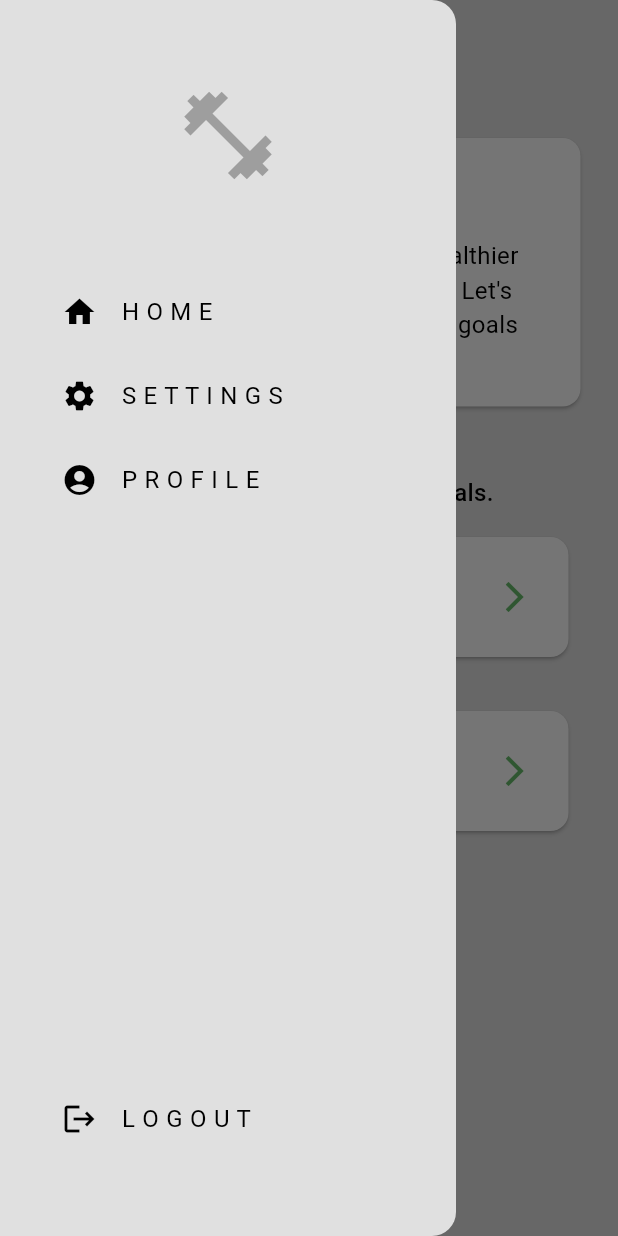
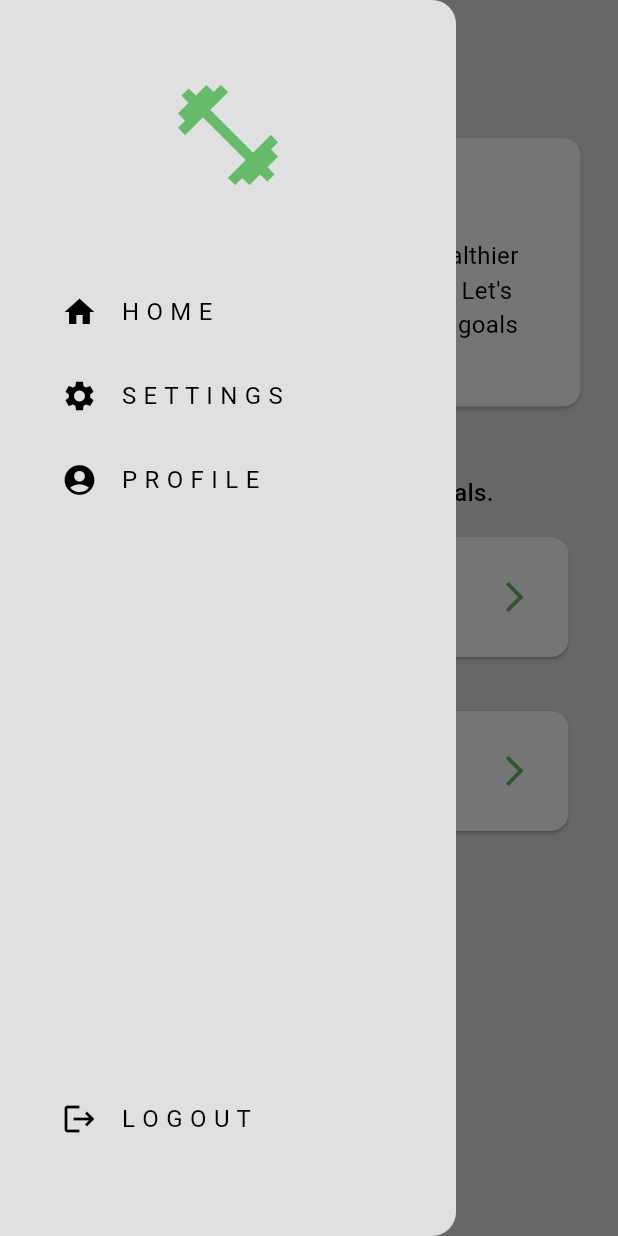
Before and after one commit to SherollK/PlanMyWorkout, a Flutter app: the screen it shows once a user with an empty profile is signed in, with the side drawer open, on a phone screen of 412 x 824 dp. Run offline on Flutter 3.47's test engine with Material 3 defaults, Android fonts, the phone set to English and light mode, and no system bars; our stand-ins replace cloud_firestore, firebase_auth, firebase_core, google_nav_bar, weather; accounts and stored records are empty.

Commit message:
Changed the UI of the icon in drawer

```diff
--- a/lib/components/my_drawer.dart
+++ b/lib/components/my_drawer.dart
@@ -27,8 +27,8 @@ class MyDrawer extends StatelessWidget{
                 child: Center(
                   child: Icon(
                     Icons.fitness_center,
-                    color: Theme.of(context).colorScheme.primary,
-                    size: 70,
+                    color: Colors.green.shade400,
+                    size: 80,
                   ),
                 ),
               ),
```
